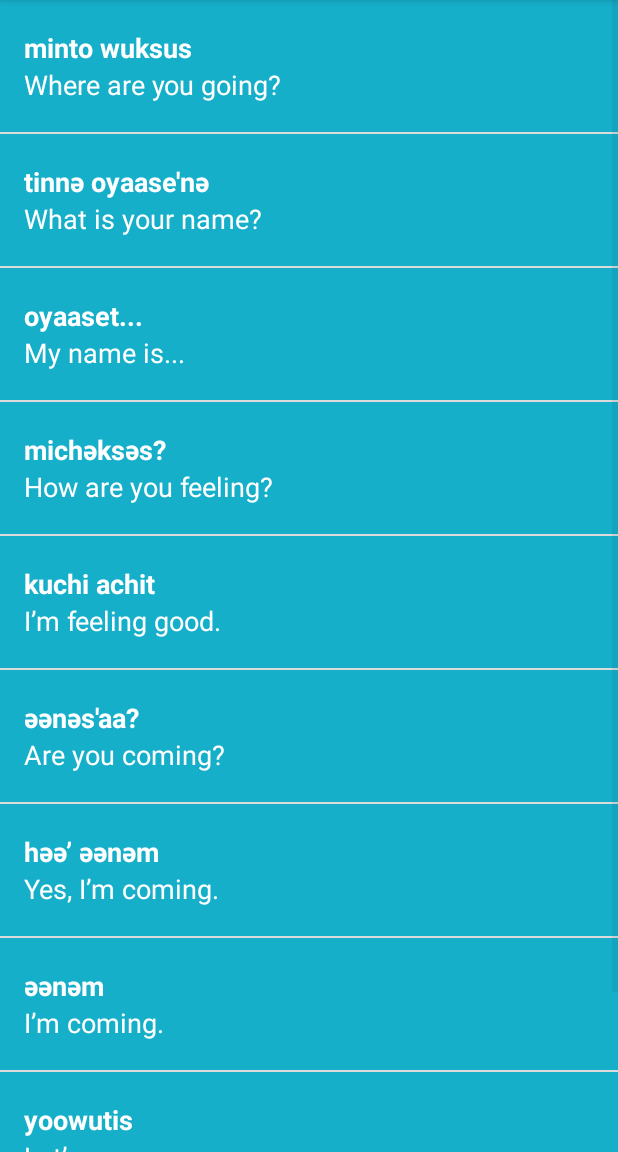
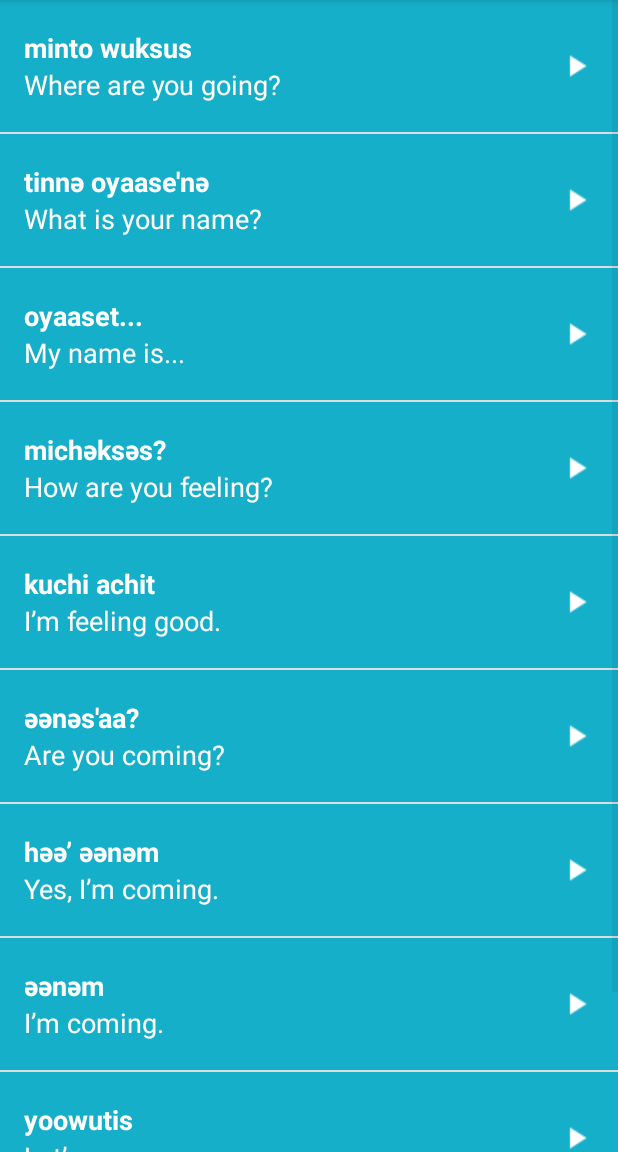
Before and after one commit to ridhwandaud/malayApp, an Android app: the PhrasesActivity screen opened directly, with no data from a screen before it, on a phone screen of 412 x 824 dp, the part 84-1236 px from its top. Run offline under Robolectric (Android 15) with nearby library versions, the light colour scheme and no system bars.

Commit message:
add play icon button and touchable animation

```diff
--- a/app/src/main/res/layout/activity_main.xml
+++ b/app/src/main/res/layout/activity_main.xml
@@ -25,25 +25,25 @@
     <TextView
         android:id="@+id/numbers"
         style="@style/CategoryStyle"
-        android:background="@color/category_numbers"
+        android:background="?android:attr/selectableItemBackground"
         android:text="@string/category_numbers"/>
 
     <TextView
         android:id="@+id/family"
         style="@style/CategoryStyle"
-        android:background="@color/category_family"
+        android:background="?android:attr/selectableItemBackground"
         android:text="@string/category_family" />
 
     <TextView
         android:id="@+id/colors"
         style="@style/CategoryStyle"
-        android:background="@color/category_colors"
+        android:background="?android:attr/selectableItemBackground"
         android:text="@string/category_colors" />
 
     <TextView
         android:id="@+id/phrases"
         style="@style/CategoryStyle"
-        android:background="@color/category_phrases"
+        android:background="?android:attr/selectableItemBackground"
         android:text="@string/category_phrases" />
 
 </LinearLayout>
--- a/app/src/main/res/layout/list_item.xml
+++ b/app/src/main/res/layout/list_item.xml
@@ -1,29 +1,47 @@
+<?xml version="1.0" encoding="utf-8"?>
+<!-- Copyright (C) 2016 The Android Open Source Project
 
-<LinearLayout xmlns:android="http://schemas.android.com/apk/res/android"
+     Licensed under the Apache License, Version 2.0 (the "License");
+     you may not use this file except in compliance with the License.
+     You may obtain a copy of the License at
+
+          http://www.apache.org/licenses/LICENSE-2.0
+
+     Unless required by applicable law or agreed to in writing, software
+     distributed under the License is distributed on an "AS IS" BASIS,
+     WITHOUT WARRANTIES OR CONDITIONS OF ANY KIND, either express or implied.
+     See the License for the specific language governing permissions and
+     limitations under the License.
+-->
+<!-- Layout for a single list item -->
+<RelativeLayout
+    xmlns:android="http://schemas.android.com/apk/res/android"
     xmlns:tools="http://schemas.android.com/tools"
     android:layout_width="match_parent"
-    android:layout_height="wrap_content"
+    android:layout_height="@dimen/list_item_height"
     android:background="@color/tan_background"
-    android:minHeight="@dimen/list_item_height"
-    android:orientation="horizontal">
+    android:minHeight="@dimen/list_item_height">
 
     <ImageView
         android:id="@+id/image"
-        android:layout_width="wrap_content"
-        android:layout_height="wrap_content"
-        android:src="@mipmap/ic_launcher" />
+        android:layout_width="@dimen/list_item_height"
+        android:layout_height="@dimen/list_item_height" />
 
-    <LinearLayout
+    <RelativeLayout
         android:id="@+id/text_container"
         android:layout_width="match_parent"
-        android:layout_height="match_parent"
+        android:layout_height="@dimen/list_item_height"
+        android:layout_alignParentBottom="true"
+        android:layout_alignParentRight="true"
+        android:layout_alignParentTop="true"
+        android:layout_toRightOf="@id/image"
         android:orientation="vertical"
         android:paddingLeft="16dp">
 
         <TextView
             android:id="@+id/malay_text_view"
             android:layout_width="match_parent"
-            android:layout_height="0dp"
+            android:layout_height="44dp"
             android:layout_weight="1"
             android:gravity="bottom"
             android:textAppearance="?android:textAppearanceMedium"
@@ -34,11 +52,20 @@
         <TextView
             android:id="@+id/default_text_view"
             android:layout_width="match_parent"
-            android:layout_height="0dp"
+            android:layout_height="44dp"
+            android:layout_below="@id/malay_text_view"
             android:layout_weight="1"
             android:gravity="top"
             android:textAppearance="?android:textAppearanceMedium"
             android:textColor="@android:color/white"
             tools:text="one" />
-    </LinearLayout>
-</LinearLayout>
+
+        <ImageView
+            android:layout_width="24dp"
+            android:layout_height="24dp"
+            android:layout_alignParentRight="true"
+            android:layout_centerVertical="true"
+            android:layout_marginRight="16dp"
+            android:src="@drawable/ic_play_arrow_white_24dp" />
+    </RelativeLayout>
+</RelativeLayout>
--- a/app/src/main/res/layout/word_list.xml
+++ b/app/src/main/res/layout/word_list.xml
@@ -14,4 +14,5 @@
     android:id="@+id/list"
     android:orientation="vertical"
     android:layout_width="match_parent"
-    android:layout_height="match_parent" />
+    android:layout_height="match_parent"
+    android:drawSelectorOnTop="true"/>
```
Also changed, not shown: app/src/main/res/drawable-hdpi/ic_play_arrow_white_24dp.png (added), app/src/main/res/drawable-mdpi/ic_play_arrow_white_24dp.png (added), app/src/main/res/drawable-xhdpi/ic_play_arrow_white_24dp.png (added), app/src/main/res/drawable-xxhdpi/ic_play_arrow_white_24dp.png (added), app/src/main/res/drawable-xxxhdpi/ic_play_arrow_white_24dp.png (added).
